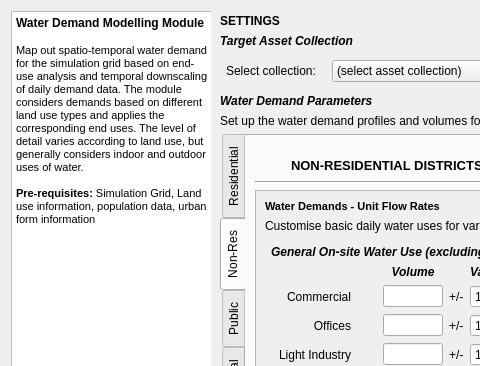
This is gui/mods_master_guis/mod_waterdemand_gui.ui in petermbach/urbanbeats-pss as Qt 5 draws it before an edit; both pictures show x 0 to 480 and y 0 to 366 of the 846 by 652 pixel window. The edited form follows.
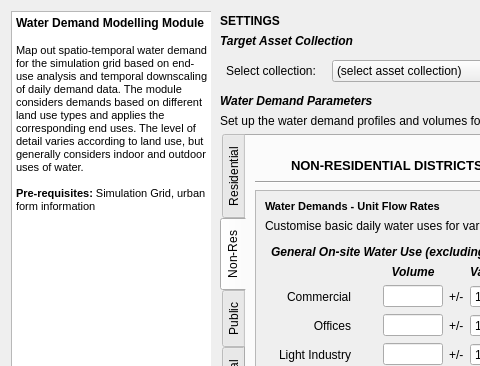
This is the edited form. The open tabs and pages were chosen to show the change. Icons and pictures are not drawn.

Commit message: Added pre-requisites and further refinement of the water demand GUI and urbanformgen GUI

What changed in the file:
```diff
--- a/gui/mods_master_guis/mod_waterdemand_gui.ui
+++ b/gui/mods_master_guis/mod_waterdemand_gui.ui
@@ -174,7 +174,7 @@
 &lt;p style=&quot;-qt-paragraph-type:empty; margin-top:0px; margin-bottom:0px; margin-left:0px; margin-right:0px; -qt-block-indent:0; text-indent:0px; font-size:9pt; font-weight:600;&quot;&gt;&lt;br /&gt;&lt;/p&gt;
 &lt;p style=&quot; margin-top:0px; margin-bottom:0px; margin-left:0px; margin-right:0px; -qt-block-indent:0; text-indent:0px;&quot;&gt;&lt;span style=&quot; font-size:8pt;&quot;&gt;Map out spatio-temporal water demand for the simulation grid based on end-use analysis and temporal downscaling of daily demand data. The module considers demands based on different land use types and applies the corresponding end uses. The level of detail varies according to land use, but generally considers indoor and outdoor uses of water.&lt;/span&gt;&lt;/p&gt;
 &lt;p style=&quot;-qt-paragraph-type:empty; margin-top:0px; margin-bottom:0px; margin-left:0px; margin-right:0px; -qt-block-indent:0; text-indent:0px; font-size:8pt;&quot;&gt;&lt;br /&gt;&lt;/p&gt;
-&lt;p style=&quot; margin-top:0px; margin-bottom:0px; margin-left:0px; margin-right:0px; -qt-block-indent:0; text-indent:0px;&quot;&gt;&lt;span style=&quot; font-size:8pt; font-weight:600;&quot;&gt;Pre-requisites:&lt;/span&gt;&lt;span style=&quot; font-size:8pt;&quot;&gt; Simulation Grid, Land use information, population data, urban form information&lt;/span&gt;&lt;/p&gt;&lt;/body&gt;&lt;/html&gt;</string>
+&lt;p style=&quot; margin-top:0px; margin-bottom:0px; margin-left:0px; margin-right:0px; -qt-block-indent:0; text-indent:0px;&quot;&gt;&lt;span style=&quot; font-size:8pt; font-weight:600;&quot;&gt;Pre-requisites:&lt;/span&gt;&lt;span style=&quot; font-size:8pt;&quot;&gt; Simulation Grid, urban form information&lt;/span&gt;&lt;/p&gt;&lt;/body&gt;&lt;/html&gt;</string>
         </property>
        </widget>
       </item>
```
Left out of the diff: 2 changed lines with no effect on the pictures. The commit also changes 3 other files.
